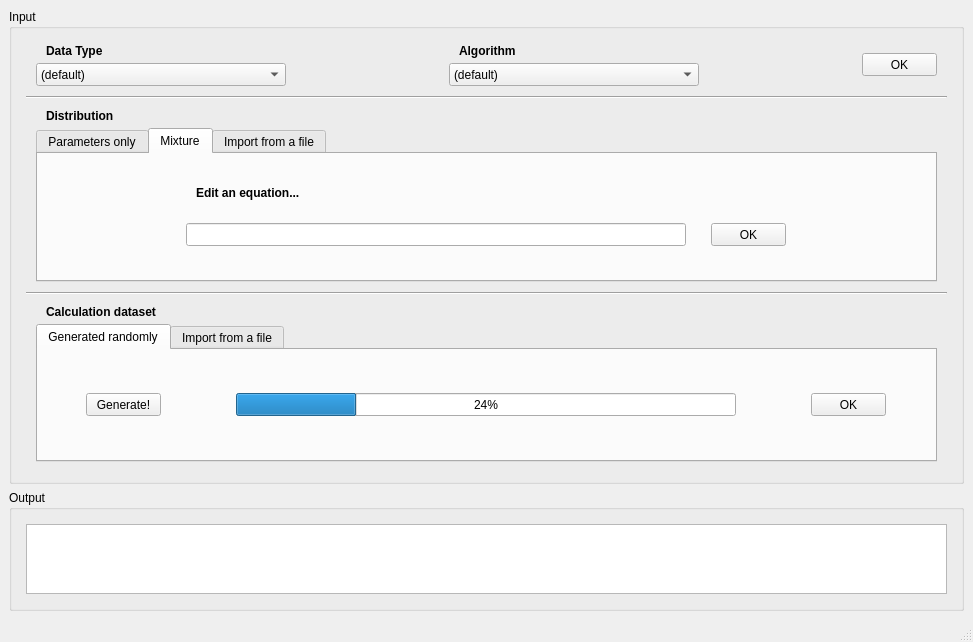
First picture: the form in src/mainwindow.ui, repository hungnv-sr/Map-Reduce-USTH-M1-2019, before the edit.
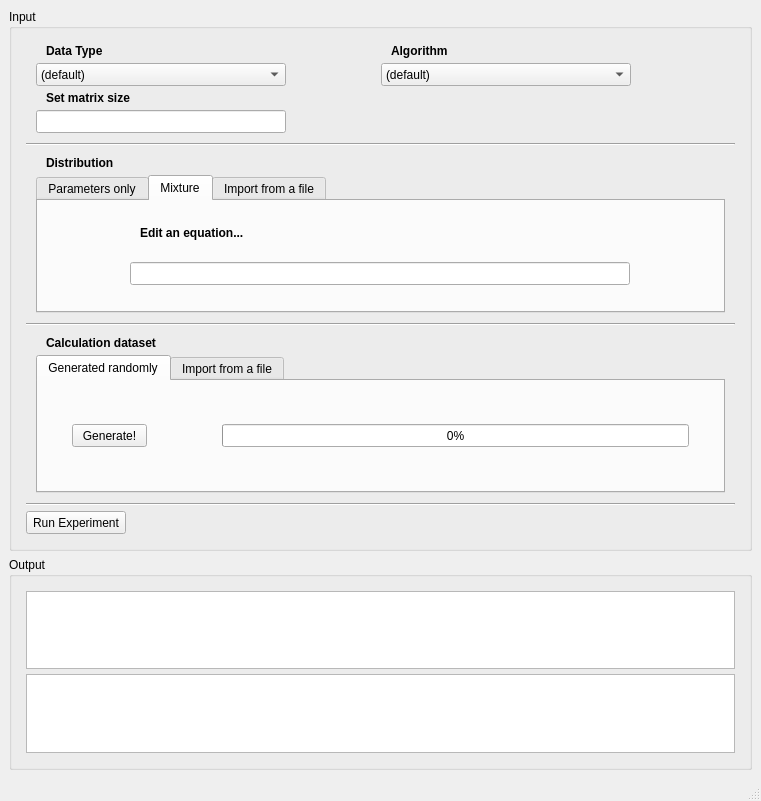
Second picture: the form after the edit. The open tabs and pages were chosen to show the change.

The edit to the form file:
```diff
--- a/src/mainwindow.ui
+++ b/src/mainwindow.ui
@@ -6,8 +6,8 @@
    <rect>
     <x>0</x>
     <y>0</y>
-    <width>973</width>
-    <height>642</height>
+    <width>761</width>
+    <height>801</height>
    </rect>
   </property>
   <property name="windowTitle">
@@ -16,9 +16,9 @@
   <widget class="QWidget" name="centralwidget">
    <layout class="QVBoxLayout" name="verticalLayout_8">
     <item>
-     <layout class="QVBoxLayout" name="verticalLayout_6">
+     <layout class="QVBoxLayout" name="vLayoutInput">
       <item>
-       <widget class="QGroupBox" name="groupBox">
+       <widget class="QGroupBox" name="gBoxInput">
         <property name="title">
          <string>Input</string>
         </property>
@@ -30,7 +30,7 @@
           <number>5</number>
          </property>
          <item row="0" column="0">
-          <layout class="QVBoxLayout" name="verticalLayout_2" stretch="0,1,0,0,0">
+          <layout class="QVBoxLayout" name="vLayoutInputComponents" stretch="0,1,0,0,0,0,0">
            <property name="spacing">
             <number>5</number>
            </property>
@@ -47,7 +47,7 @@
             <number>5</number>
            </property>
            <item>
-            <layout class="QGridLayout" name="gridLayout_3" columnstretch="1,1,1,1,0">
+            <layout class="QGridLayout" name="gLayoutInput_1" columnstretch="0,0,0,0">
              <property name="leftMargin">
               <number>10</number>
              </property>
@@ -66,8 +66,8 @@
              <property name="verticalSpacing">
               <number>5</number>
              </property>
-             <item row="0" column="0" colspan="2">
-              <widget class="QLabel" name="label">
+             <item row="0" column="2" colspan="2">
+              <widget class="QLabel" name="lblAlgorithm">
                <property name="minimumSize">
                 <size>
                  <width>0</width>
@@ -87,7 +87,35 @@
                 </font>
                </property>
                <property name="text">
-                <string>Data Type</string>
+                <string>Algorithm</string>
+               </property>
+               <property name="indent">
+                <number>10</number>
+               </property>
+              </widget>
+             </item>
+             <item row="2" column="0" colspan="2">
+              <widget class="QLabel" name="lblMatSize">
+               <property name="minimumSize">
+                <size>
+                 <width>0</width>
+                 <height>14</height>
+                </size>
+               </property>
+               <property name="maximumSize">
+                <size>
+                 <width>16777215</width>
+                 <height>14</height>
+                </size>
+               </property>
+               <property name="font">
+                <font>
+                 <weight>75</weight>
+                 <bold>true</bold>
+                </font>
+               </property>
+               <property name="text">
+                <string>Set matrix size</string>
                </property>
                <property name="indent">
                 <number>10</number>
@@ -95,7 +123,7 @@
               </widget>
              </item>
              <item row="1" column="0" colspan="2">
-              <widget class="QComboBox" name="comboBoxDataType">
+              <widget class="QComboBox" name="cBoxDataType">
                <property name="minimumSize">
                 <size>
                  <width>0</width>
@@ -125,8 +153,24 @@
                </item>
               </widget>
              </item>
-             <item row="0" column="2" colspan="2">
-              <widget class="QLabel" name="label_2">
+             <item row="3" column="0" colspan="2">
+              <widget class="QLineEdit" name="lEditMatSize">
+               <property name="minimumSize">
+                <size>
+                 <width>50</width>
+                 <height>23</height>
+                </size>
+               </property>
+               <property name="maximumSize">
+                <size>
+                 <width>250</width>
+                 <height>16777215</height>
+                </size>
+               </property>
+              </widget>
+             </item>
+             <item row="0" column="0" colspan="2">
+              <widget class="QLabel" name="lblDataType">
                <property name="minimumSize">
                 <size>
                  <width>0</width>
@@ -146,7 +190,7 @@
                 </font>
                </property>
                <property name="text">
-                <string>Algorithm</string>
+                <string>Data Type</string>
                </property>
                <property name="indent">
                 <number>10</number>
@@ -154,7 +198,7 @@
               </widget>
              </item>
              <item row="1" column="2" colspan="2">
-              <widget class="QComboBox" name="comboBoxAlgorithm">
+              <widget class="QComboBox" name="cBoxAlgorithm">
                <property name="minimumSize">
                 <size>
                  <width>0</width>
@@ -189,36 +233,17 @@
                </item>
               </widget>
              </item>
-             <item row="0" column="4" rowspan="2">
-              <widget class="QPushButton" name="pushButton">
-               <property name="minimumSize">
-                <size>
-                 <width>75</width>
-                 <height>23</height>
-                </size>
-               </property>
-               <property name="maximumSize">
-                <size>
-                 <width>75</width>
-                 <height>16777215</height>
-                </size>
-               </property>
-               <property name="text">
-                <string>OK</string>
-               </property>
-              </widget>
-             </item>
             </layout>
            </item>
            <item>
-            <widget class="Line" name="line">
+            <widget class="Line" name="sepHLine_1">
              <property name="orientation">
               <enum>Qt::Horizontal</enum>
              </property>
             </widget>
            </item>
            <item>
-            <layout class="QVBoxLayout" name="verticalLayout">
+            <layout class="QVBoxLayout" name="vLayoutInput_2">
              <property name="leftMargin">
               <number>10</number>
              </property>
@@ -232,7 +257,7 @@
               <number>5</number>
              </property>
              <item>
-              <widget class="QLabel" name="label_19">
+              <widget class="QLabel" name="lblDistribution">
                <property name="font">
                 <font>
                  <weight>75</weight>
@@ -248,7 +273,7 @@
               </widget>
              </item>
              <item>
-              <widget class="QTabWidget" name="tabWidget">
+              <widget class="QTabWidget" name="tabDistribution">
                <property name="minimumSize">
                 <size>
                  <width>0</width>
@@ -268,15 +293,15 @@
                 <enum>QTabWidget::Rounded</enum>
                </property>
                <property name="currentIndex">
-                <number>0</number>
+                <number>2</number>
                </property>
-               <widget class="QWidget" name="tabWidgetPage1">
+               <widget class="QWidget" name="tabInput_2_Page_1">
                 <attribute name="title">
                  <string>Parameters only</string>
                 </attribute>
                 <layout class="QHBoxLayout" name="horizontalLayout_7">
                  <item>
-                  <layout class="QHBoxLayout" name="horizontalLayout_2" stretch="8,1,8,1,8,1,8,0">
+                  <layout class="QHBoxLayout" name="hLayoutInput_2_Page_1" stretch="8,1,8,1,8,1,8">
                    <property name="spacing">
                     <number>12</number>
                    </property>
@@ -293,7 +318,7 @@
                     <number>0</number>
                    </property>
                    <item>
-                    <layout class="QGridLayout" name="gridLayout_6" rowstretch="3,2,2" columnstretch="1,2">
+                    <layout class="QGridLayout" name="gLayoutDistribution_1" rowstretch="3,2,2" columnstretch="1,2">
                      <property name="bottomMargin">
                       <number>6</number>
                      </property>
@@ -304,7 +329,7 @@
                       <number>6</number>
                      </property>
                      <item row="1" column="0">
-                      <widget class="QLabel" name="label_11">
+                      <widget class="QLabel" name="lblPara_1">
                        <property name="minimumSize">
                         <size>
                          <width>0</width>
@@ -336,7 +361,7 @@
                       </widget>
                      </item>
                      <item row="1" column="1">
-                      <widget class="QLineEdit" name="lineEdit">
+                      <widget class="QLineEdit" name="lEditPara_1">
                        <property name="minimumSize">
                         <size>
                          <width>75</width>
@@ -352,7 +377,7 @@
                       </widget>
                      </item>
                      <item row="0" column="0">
-                      <widget class="QLabel" name="label_3">
+                      <widget class="QLabel" name="lblUniform_1">
                        <property name="maximumSize">
                         <size>
                          <width>65</width>
@@ -377,7 +402,7 @@
                       </widget>
                      </item>
                      <item row="0" column="1">
-                      <widget class="QLabel" name="label_7">
+                      <widget class="QLabel" name="lblUniform_2">
                        <property name="maximumSize">
                         <size>
                          <width>16777215</width>
@@ -398,7 +423,7 @@
                       </widget>
                      </item>
                      <item row="2" column="0">
-                      <widget class="QLabel" name="label_12">
+                      <widget class="QLabel" name="lblPara_2">
                        <property name="maximumSize">
                         <size>
                          <width>65</width>
@@ -420,7 +445,7 @@
                       </widget>
                      </item>
                      <item row="2" column="1">
-                      <widget class="QLineEdit" name="lineEdit_2">
+                      <widget class="QLineEdit" name="lEditPara_2">
                        <property name="minimumSize">
                         <size>
                          <width>75</width>
@@ -438,14 +463,14 @@
                     </layout>
                    </item>
                    <item>
-                    <widget class="Line" name="line_2">
+                    <widget class="Line" name="sepVLine_1">
                      <property name="orientation">
                       <enum>Qt::Vertical</enum>
                      </property>
                     </widget>
                    </item>
                    <item>
-                    <layout class="QGridLayout" name="gridLayout_7" rowstretch="3,2,2" columnstretch="1,2">
+                    <layout class="QGridLayout" name="gLayoutDistribution_2" rowstretch="3,2,2" columnstretch="1,2">
                      <property name="leftMargin">
                       <number>0</number>
                      </property>
@@ -462,7 +487,7 @@
                       <number>6</number>
                      </property>
                      <item row="0" column="1">
-                      <widget class="QLabel" name="label_8">
+                      <widget class="QLabel" name="lblGauss_2">
                        <property name="font">
                         <font>
                          <italic>true</italic>
@@ -477,7 +502,7 @@
                       </widget>
                      </item>
                      <item row="0" column="0">
-                      <widget class="QLabel" name="label_4">
+                      <widget class="QLabel" name="lblGauss_1">
                        <property name="maximumSize">
                         <size>
                          <width>65</width>
@@ -502,7 +527,7 @@
                       </widget>
                      </item>
                      <item row="2" column="1">
-                      <widget class="QLineEdit" name="lineEdit_4">
+                      <widget class="QLineEdit" name="lEditPara_4">
                        <property name="minimumSize">
                         <size>
                          <width>75</width>
@@ -518,7 +543,7 @@
                       </widget>
                      </item>
                      <item row="1" column="0">
-                      <widget class="QLabel" name="label_13">
+                      <widget class="QLabel" name="lblPara_3">
                        <property name="maximumSize">
                         <size>
                          <width>65</width>
@@ -540,7 +565,7 @@
                       </widget>
                      </item>
                      <item row="1" column="1">
-                      <widget class="QLineEdit" name="lineEdit_3">
+                      <widget class="QLineEdit" name="lEditPara_3">
                        <property name="minimumSize">
                         <size>
                          <width>75</width>
@@ -556,7 +581,7 @@
                       </widget>
                      </item>
                      <item row="2" column="0">
-                      <widget class="QLabel" name="label_14">
+                      <widget class="QLabel" name="lblPara_4">
                        <property name="maximumSize">
                         <size>
                          <width>65</width>
@@ -580,14 +605,14 @@
                     </layout>
                    </item>
                    <item>
-                    <widget class="Line" name="line_4">
+                    <widget class="Line" name="sepVLine_2">
                      <property name="orientation">
                       <enum>Qt::Vertical</enum>
                      </property>
                     </widget>
                    </item>
                    <item>
-                    <layout class="QGridLayout" name="gridLayout_8" rowstretch="3,2,2" columnstretch="1,2">
+                    <layout class="QGridLayout" name="gLayoutDistribution_3" rowstretch="3,2,2" columnstretch="1,2">
                      <property name="bottomMargin">
                       <number>6</number>
                      </property>
@@ -598,7 +623,7 @@
                       <number>6</number>
                      </property>
                      <item row="2" column="0">
-                      <widget class="QLabel" name="label_15">
+                      <widget class="QLabel" name="lblPara_6">
                        <property name="enabled">
                         <bool>false</bool>
                        </property>
@@ -614,7 +639,7 @@
                       </widget>
                      </item>
                      <item row="2" column="1">
-                      <widget class="QLineEdit" name="lineEdit_6">
+                      <widget class="QLineEdit" name="lEditPara_6">
                        <property name="enabled">
                         <bool>false</bool>
                        </property>
@@ -633,7 +658,7 @@
                       </widget>
                      </item>
                      <item row="0" column="0">
-                      <widget class="QLabel" name="label_5">
+                      <widget class="QLabel" name="lblExp_1">
                        <property name="maximumSize">
                         <size>
                          <width>65</width>
@@ -658,7 +683,7 @@
                       </widget>
                      </item>
                      <item row="0" column="1">
-                      <widget class="QLabel" name="label_9">
+                      <widget class="QLabel" name="lblExp_2">
                        <property name="font">
                         <font>
                          <italic>true</italic>
@@ -673,7 +698,7 @@
                       </widget>
                      </item>
                      <item row="1" column="0">
-                      <widget class="QLabel" name="label_16">
+                      <widget class="QLabel" name="lblPara_5">
                        <property name="enabled">
                         <bool>true</bool>
                        </property>
@@ -698,7 +723,7 @@
                       </widget>
                      </item>
                      <item row="1" column="1">
-                      <widget class="QLineEdit" name="lineEdit_7">
+                      <widget class="QLineEdit" name="lEditPara_5">
                        <property name="enabled">
                         <bool>true</bool>
                        </property>
@@ -719,14 +744,14 @@
                     </layout>
                    </item>
                    <item>
-                    <widget class="Line" name="line_5">
+                    <widget class="Line" name="sepVLine_3">
                      <property name="orientation">
                       <enum>Qt::Vertical</enum>
                      </property>
                     </widget>
                    </item>
                    <item>
-                    <layout class="QGridLayout" name="gridLayout_9" rowstretch="3,0,0" columnstretch="1,0">
+                    <layout class="QGridLayout" name="gLayoutDistribution_4" rowstretch="3,0,0" columnstretch="1,0">
                      <property name="bottomMargin">
                       <number>6</number>
                      </property>
@@ -737,7 +762,7 @@
                       <number>6</number>
                      </property>
                      <item row="0" column="0">
-                      <widget class="QLabel" name="label_6">
+                      <widget class="QLabel" name="lblGamma_1">
                        <property name="maximumSize">
                         <size>
                          <width>65</width>
@@ -762,7 +787,7 @@
                       </widget>
                      </item>
                      <item row="1" column="1">
-                      <widget class="QLineEdit" name="lineEdit_5">
+                      <widget class="QLineEdit" name="lEditPara_7">
                        <property name="minimumSize">
                         <size>
                          <width>75</width>
@@ -778,7 +803,7 @@
                       </widget>
                      </item>
                      <item row="0" column="1">
-                      <widget class="QLabel" name="label_10">
+                      <widget class="QLabel" name="lblGamma_2">
                        <property name="font">
                         <font>
                          <italic>true</italic>
@@ -793,7 +818,7 @@
                       </widget>
                      </item>
                      <item row="2" column="1">
-                      <widget class="QLineEdit" name="lineEdit_8">
+                      <widget class="QLineEdit" name="lEditPara_8">
                        <property name="minimumSize">
                         <size>
                          <width>75</width>
@@ -809,7 +834,7 @@
                       </widget>
                      </item>
                      <item row="1" column="0">
-                      <widget class="QLabel" name="label_17">
+                      <widget class="QLabel" name="lblPara_7">
                        <property name="maximumSize">
                         <size>
                          <width>65</width>
@@ -831,7 +856,7 @@
                       </widget>
                      </item>
                      <item row="2" column="0">
-                      <widget class="QLabel" name="label_18">
+                      <widget class="QLabel" name="lblPara_8">
                        <property name="maximumSize">
                         <size>
                          <width>65</width>
@@ -854,55 +879,17 @@
                      </item>
                     </layout>
                    </item>
-                   <item>
-                    <layout class="QHBoxLayout" name="horizontalLayout_10" stretch="1">
-                     <property name="spacing">
-                      <number>0</number>
-                     </property>
-                     <property name="sizeConstraint">
-                      <enum>QLayout::SetNoConstraint</enum>
-                     </property>
-                     <property name="leftMargin">
-                      <number>100</number>
-                     </property>
-                     <property name="topMargin">
-                      <number>0</number>
-                     </property>
-                     <property name="rightMargin">
-                      <number>25</number>
-                     </property>
-                     <property name="bottomMargin">
-                      <number>0</number>
-                     </property>
-                     <item>
-                      <widget class="QPushButton" name="pushButton_8">
-                       <property name="maximumSize">
-                        <size>
-                         <width>75</width>
-                         <height>16777215</height>
-                        </size>
-                       </property>
-                       <property name="layoutDirection">
-                        <enum>Qt::RightToLeft</enum>
-                       </property>
-                       <property name="text">
-                        <string>OK</string>
-                       </property>
-                      </widget>
-                     </item>
-                    </layout>
-                   </item>
                   </layout>
                  </item>
                 </layout>
                </widget>
-               <widget class="QWidget" name="tabWidgetPage2">
+               <widget class="QWidget" name="tabInput_2_Page_2">
                 <attribute name="title">
                  <string>Mixture</string>
                 </attribute>
                 <layout class="QHBoxLayout" name="horizontalLayout_8">
                  <item>
-                  <layout class="QGridLayout" name="gridLayout_10">
+                  <layout class="QVBoxLayout" name="verticalLayout">
                    <property name="leftMargin">
                     <number>0</number>
                    </property>
@@ -915,52 +902,8 @@
                    <property name="bottomMargin">
                     <number>0</number>
                    </property>
-                   <property name="horizontalSpacing">
-                    <number>25</number>
-                   </property>
-                   <property name="verticalSpacing">
-                    <number>0</number>
-                   </property>
-                   <item row="1" column="0">
-                    <widget class="QLineEdit" name="lineEdit_9">
-                     <property name="minimumSize">
-                      <size>
-                       <width>50</width>
-                       <height>23</height>
-                      </size>
-                     </property>
-                     <property name="maximumSize">
-                      <size>
-                       <width>500</width>
-                       <height>16777215</height>
-                      </size>
-                     </property>
-                    </widget>
-                   </item>
-                   <item row="1" column="1">
-                    <widget class="QPushButton" name="pushButton_2">
-                     <property name="minimumSize">
-                      <size>
-                       <width>75</width>
-                       <height>23</height>
-                      </size>
-                     </property>
-                     <property name="maximumSize">
-                      <size>
-                       <width>75</width>
-                       <height>16777215</height>
-                      </size>
-                     </property>
-                     <property name="text">
-                      <string>OK</string>
-                     </property>
-                     <property name="checkable">
-                      <bool>false</bool>
-                     </property>
-                    </widget>
-                   </item>
-                   <item row="0" column="0" colspan="2">
-                    <widget class="QLabel" name="label_23">
+                   <item>
+                    <widget class="QLabel" name="lblEquation">
                      <property name="minimumSize">
                       <size>
                        <width>0</width>
@@ -987,21 +930,37 @@
                      </property>
                     </widget>
                    </item>
+                   <item>
+                    <widget class="QLineEdit" name="lEditEquation">
+                     <property name="minimumSize">
+                      <size>
+                       <width>50</width>
+                       <height>23</height>
+                      </size>
+                     </property>
+                     <property name="maximumSize">
+                      <size>
+                       <width>500</width>
+                       <height>16777215</height>
+                      </size>
+                     </property>
+                    </widget>
+                   </item>
                   </layout>
                  </item>
                 </layout>
                </widget>
-               <widget class="QWidget" name="tabWidgetPage3">
+               <widget class="QWidget" name="tabInput_2_Page_3">
                 <attribute name="title">
                  <string>Import from a file</string>
                 </attribute>
                 <layout class="QHBoxLayout" name="horizontalLayout_4">
                  <item>
-                  <layout class="QGridLayout" name="gridLayout_4">
+                  <layout class="QGridLayout" name="gLayoutOpenFile_1">
                    <item row="0" column="1">
-                    <layout class="QGridLayout" name="gridLayout_11">
+                    <layout class="QGridLayout" name="gLayoutMessage_1">
                      <item row="0" column="0">
-                      <widget class="QLabel" name="label_21">
+                      <widget class="QLabel" name="lblMessage_1">
                        <property name="minimumSize">
                         <size>
                          <width>0</width>
@@ -1029,12 +988,12 @@
                       </widget>
                      </item>
                      <item row="1" column="0">
-                      <widget class="QTextBrowser" name="textBrowser"/>
+                      <widget class="QTextBrowser" name="txtBrowser_1"/>
                      </item>
                     </layout>
                    </item>
                    <item row="0" column="0">
-                    <widget class="QPushButton" name="pushButton_5">
+                    <widget class="QPushButton" name="pButtonOpenFile_1">
                      <property name="maximumSize">
                       <size>
                        <width>75</width>
@@ -1047,7 +1006,10 @@
                     </widget>
                    </item>
                    <item row="0" column="2">
-                    <widget class="QPushButton" name="pushButton_7">
+                    <widget class="QPushButton" name="pButtonOK_1">
+                     <property name="enabled">
+                      <bool>true</bool>
+                     </property>
                      <property name="minimumSize">
                       <size>
                        <width>75</width>
@@ -1074,14 +1036,14 @@
             </layout>
            </item>
            <item>
-            <widget class="Line" name="line_3">
+            <widget class="Line" name="sepHLine_2">
              <property name="orientation">
               <enum>Qt::Horizontal</enum>
              </property>
             </widget>
            </item>
            <item>
-            <layout class="QVBoxLayout" name="verticalLayout_3">
+            <layout class="QVBoxLayout" name="vLayoutInput3">
              <property name="leftMargin">
               <number>10</number>
              </property>
@@ -1095,7 +1057,7 @@
               <number>5</number>
              </property>
              <item>
-              <widget class="QLabel" name="label_20">
+              <widget class="QLabel" name="lblCalcDataset">
                <property name="font">
                 <font>
                  <weight>75</weight>
@@ -1111,7 +1073,7 @@
               </widget>
              </item>
              <item>
-              <widget class="QTabWidget" name="tabWidget_2">
+              <widget class="QTabWidget" name="tabCalcDataset">
                <property name="maximumSize">
                 <size>
                  <width>16777215</width>
@@ -1127,13 +1089,13 @@
                <property name="currentIndex">
                 <number>1</number>
                </property>
-               <widget class="QWidget" name="tabWidgetPage1_2">
+               <widget class="QWidget" name="tabInput_3_Page_1">
                 <attribute name="title">
                  <string>Generated randomly</string>
                 </attribute>
                 <layout class="QHBoxLayout" name="horizontalLayout_9">
                  <item>
-                  <layout class="QHBoxLayout" name="horizontalLayout_6" stretch="1,8,1">
+                  <layout class="QHBoxLayout" name="hLayoutInput_3_Page_1" stretch="1,8">
                    <property name="spacing">
                     <number>75</number>
                    </property>
@@ -1150,7 +1112,7 @@
                     <number>5</number>
                    </property>
                    <item>
-                    <widget class="QPushButton" name="pushButton_4">
+                    <widget class="QPushButton" name="pButtonGen">
                      <property name="minimumSize">
                       <size>
                        <width>75</width>
@@ -1169,7 +1131,7 @@
                     </widget>
                    </item>
                    <item>
-                    <widget class="QProgressBar" name="progressBar">
+                    <widget class="QProgressBar" name="progBar">
                      <property name="minimumSize">
                       <size>
                        <width>0</width>
@@ -1183,26 +1145,7 @@
                       </size>
                      </property>
                      <property name="value">
-                      <number>24</number>
-                     </property>
-                    </widget>
-                   </item>
-                   <item>
-                    <widget class="QPushButton" name="pushButton_3">
-                     <property name="minimumSize">
-                      <size>
-                       <width>75</width>
-                       <height>23</height>
-                      </size>
-                     </property>
-                     <property name="maximumSize">
-                      <size>
-                       <width>75</width>
-                       <height>16777215</height>
-                      </size>
-                     </property>
-                     <property name="text">
-                      <string>OK</string>
+                      <number>0</number>
                      </property>
                     </widget>
                    </item>
@@ -1210,20 +1153,20 @@
                  </item>
                 </layout>
                </widget>
-               <widget class="QWidget" name="tabWidgetPage3_2">
+               <widget class="QWidget" name="tabInput_3_Page_2">
                 <attribute name="title">
                  <string>Import from a file</string>
                 </attribute>
                 <layout class="QHBoxLayout" name="horizontalLayout_11">
                  <item>
-                  <layout class="QGridLayout" name="gridLayout_5">
+                  <layout class="QGridLayout" name="gLayoutOpenFile_2">
                    <item row="0" column="1">
-                    <layout class="QGridLayout" name="gridLayout_12">
+                    <layout class="QGridLayout" name="gLayoutMessage_2">
                      <item row="1" column="0">
-                      <widget class="QTextBrowser" name="textBrowser_2"/>
+                      <widget class="QTextBrowser" name="txtBrowser_2"/>
                      </item>
                      <item row="0" column="0">
-                      <widget class="QLabel" name="label_22">
+                      <widget class="QLabel" name="lblMessage_2">
                        <property name="minimumSize">
                         <size>
                          <width>0</width>
@@ -1253,7 +1196,7 @@
                     </layout>
                    </item>
                    <item row="0" column="0">
-                    <widget class="QPushButton" name="pushButton_6">
+                    <widget class="QPushButton" name="pButtonOpenFile_2">
                      <property name="maximumSize">
                       <size>
                        <width>75</width>
@@ -1266,7 +1209,7 @@
                     </widget>
                    </item>
                    <item row="0" column="2">
-                    <widget class="QPushButton" name="pushButton_9">
+                    <widget class="QPushButton" name="pButtonOK_2">
                      <property name="minimumSize">
                       <size>
                        <width>75</width>
@@ -1292,6 +1235,32 @@
              </item>
             </layout>
            </item>
+           <item>
+            <widget class="Line" name="sepHLine_3">
+             <property name="orientation">
+              <enum>Qt::Horizontal</enum>
+             </property>
+            </widget>
+           </item>
+           <item>
+            <widget class="QPushButton" name="pButtonRun">
+             <property name="minimumSize">
+              <size>
+               <width>100</width>
+               <height>23</height>
+              </size>
+             </property>
+             <property name="maximumSize">
+              <size>
+               <width>100</width>
+               <height>16777215</height>
+              </size>
+             </property>
+             <property name="text">
+              <string>Run Experiment</string>
+             </property>
+            </widget>
+           </item>
           </layout>
          </item>
         </layout>
@@ -1300,15 +1269,15 @@
      </layout>
     </item>
     <item>
-     <layout class="QVBoxLayout" name="verticalLayout_7">
+     <layout class="QVBoxLayout" name="vLayoutOutput">
       <item>
-       <widget class="QGroupBox" name="groupBox_2">
+       <widget class="QGroupBox" name="gBoxOutput">
         <property name="title">
          <string>Output</string>
         </property>
         <layout class="QGridLayout" name="gridLayout_2">
          <item row="0" column="0">
-          <layout class="QVBoxLayout" name="verticalLayout_4" stretch="0">
+          <layout class="QVBoxLayout" name="vLayoutDisplay" stretch="0,0">
            <property name="spacing">
             <number>5</number>
            </property>
@@ -1325,7 +1294,10 @@
             <number>5</number>
            </property>
            <item>
-            <widget class="QGraphicsView" name="graphicsView"/>
+            <widget class="QTextBrowser" name="outputText"/>
+           </item>
+           <item>
+            <widget class="QGraphicsView" name="gViewDisplay"/>
            </item>
           </layout>
          </item>
@@ -1341,7 +1313,7 @@
     <rect>
      <x>0</x>
      <y>0</y>
-     <width>973</width>
+     <width>761</width>
      <height>22</height>
     </rect>
    </property>
```
